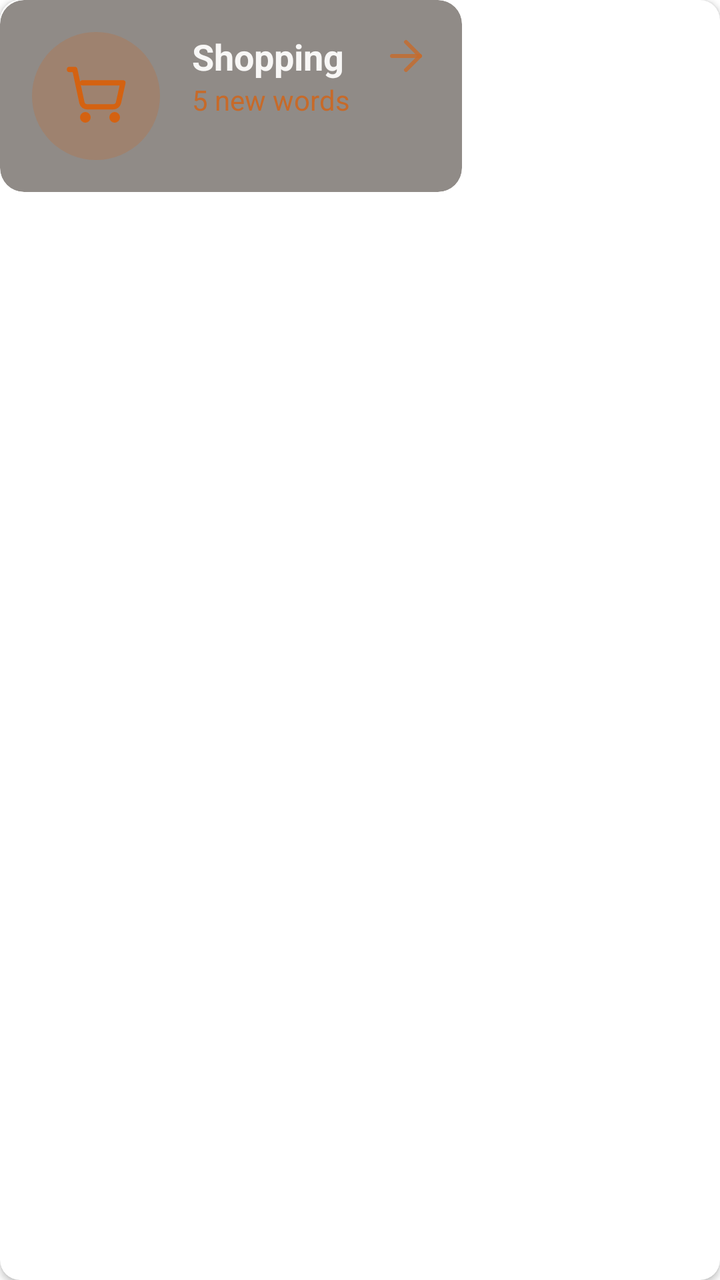
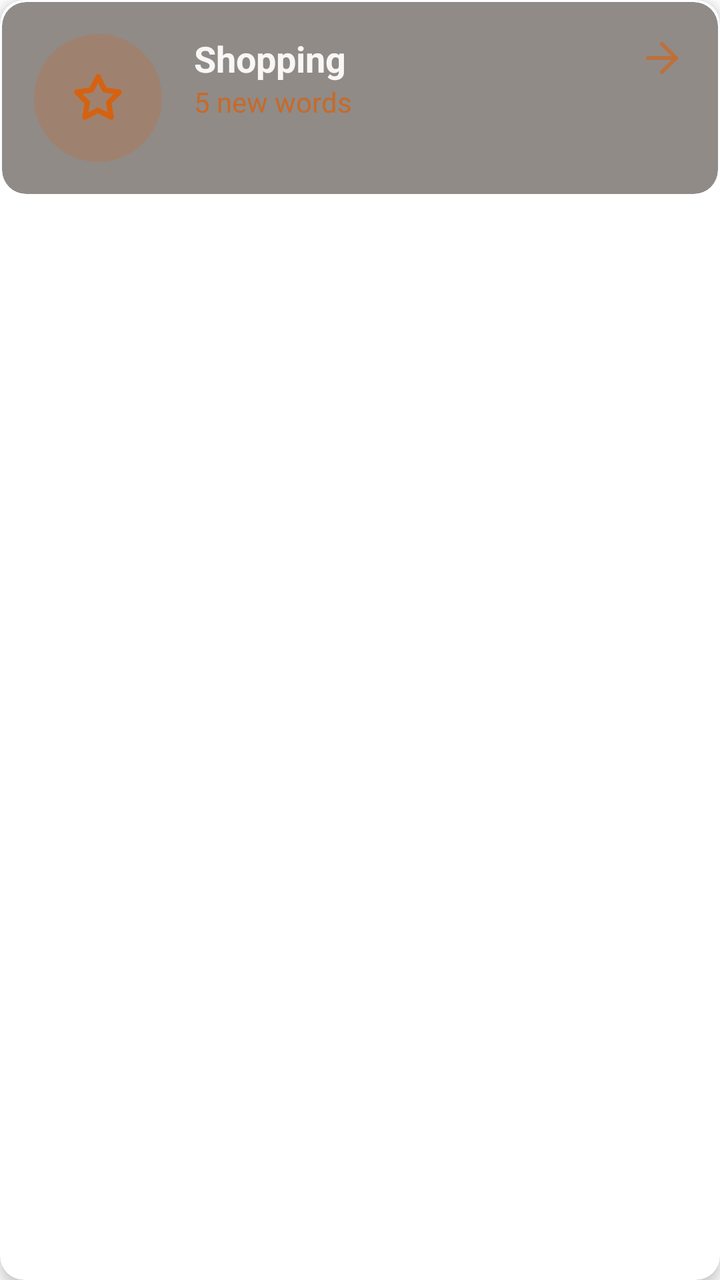

Compare the two renders of this Android layout. The source of the first and the diff that turns it into the second are given below.
<!-- AndroidManifest.xml: application theme Theme.RukigaApp -->
<!-- res/layout/lesson_item.xml -->
<?xml version="1.0" encoding="utf-8"?>
<androidx.cardview.widget.CardView xmlns:android="http://schemas.android.com/apk/res/android"
    xmlns:app="http://schemas.android.com/apk/res-auto"
    xmlns:tools="http://schemas.android.com/tools"
    android:layout_width="wrap_content"
    android:layout_height="wrap_content"
    android:layout_marginStart="2dp"
    android:layout_marginTop="5dp"
    android:layout_marginEnd="2dp"
    android:layout_marginBottom="5dp"
    app:cardCornerRadius="10dp">

    <androidx.constraintlayout.widget.ConstraintLayout
        android:layout_width="wrap_content"
        android:layout_height="wrap_content">
<androidx.cardview.widget.CardView
    android:layout_width="match_parent"
    android:layout_height="wrap_content"
    app:cardBackgroundColor="@color/background_light_50"
    app:cardCornerRadius="12dp"
    app:cardElevation="0dp"
    app:layout_constraintBottom_toBottomOf="parent"
    app:layout_constraintEnd_toEndOf="parent"
    app:layout_constraintStart_toStartOf="parent"
    app:layout_constraintTop_toTopOf="parent"
    app:strokeColor="@color/border_primary_20"
    app:strokeWidth="1dp">

    <LinearLayout
        android:layout_width="match_parent"
        android:layout_height="wrap_content"
        android:orientation="horizontal"
        android:padding="16dp">

        <LinearLayout
            android:layout_width="64dp"
            android:layout_height="64dp"
            android:background="@drawable/bg_circle_primary_20"
            android:gravity="center">

            <ImageView
                android:layout_width="32dp"
                android:layout_height="32dp"
                android:src="@drawable/ic_shopping_cart"
                app:tint="@color/colorPrimary" />
        </LinearLayout>

        <LinearLayout
            android:layout_width="0dp"
            android:layout_height="wrap_content"
            android:layout_weight="1"
            android:orientation="vertical"
            android:paddingStart="16dp"
            android:paddingEnd="16dp">

            <TextView
                android:layout_width="wrap_content"
                android:layout_height="wrap_content"
                android:text="Shopping"
                android:textColor="@color/text_primary_dark"
                android:textSize="18sp"
                android:textStyle="bold" />

            <TextView
                android:layout_width="wrap_content"
                android:layout_height="wrap_content"
                android:text="5 new words"
                android:textColor="@color/primary_80"
                android:textSize="14sp" />
        </LinearLayout>

        <ImageButton
            android:layout_width="wrap_content"
            android:layout_height="wrap_content"
            android:background="?attr/selectableItemBackgroundBorderless"
            android:src="@drawable/ic_arrow_right"
            app:tint="@color/primary_80" />
    </LinearLayout>
</androidx.cardview.widget.CardView>
    </androidx.constraintlayout.widget.ConstraintLayout>
</androidx.cardview.widget.CardView>
<!-- resources referenced by this layout -->
<resources>
  <color name="background_light_50">#80221810</color>
  <color name="border_primary_20">#33d46211</color>
  <color name="colorPrimary">#d46211</color>
  <color name="primary_80">#ccd46211</color>
  <color name="text_primary_dark">#f8f7f6</color>
  <!-- drawable bg_circle_primary_20 (drawable) -->
  <?xml version="1.0" encoding="utf-8"?>
  <shape xmlns:android="http://schemas.android.com/apk/res/android"
  android:shape="oval">
  <solid android:color="@color/primary_20" />
  </shape>
  <!-- drawable ic_arrow_right (drawable) -->
  <?xml version="1.0" encoding="utf-8"?>
  <vector xmlns:android="http://schemas.android.com/apk/res/android"
  android:width="24dp"
  android:height="24dp"
  android:viewportWidth="24"
  android:viewportHeight="24">
  <path
      android:pathData="M5,12L19,12"
      android:strokeWidth="2"
      android:fillColor="#00000000"
      android:strokeColor="@color/primary_80"
      android:strokeLineCap="round"
      android:strokeLineJoin="round"/>
  <path
      android:pathData="M12,5L19,12L12,19"
      android:strokeWidth="2"
      android:fillColor="#00000000"
      android:strokeColor="@color/primary_80"
      android:strokeLineCap="round"
      android:strokeLineJoin="round"/>
  </vector>
  <!-- drawable ic_shopping_cart (drawable) -->
  <?xml version="1.0" encoding="utf-8"?>
  <vector xmlns:android="http://schemas.android.com/apk/res/android"
  android:width="32dp"
  android:height="32dp"
  android:viewportWidth="24"
  android:viewportHeight="24">
  <path
      android:pathData="M8,21a1,1 0,1 0,0 -2,1 1,0 0,0 0,2z"
      android:strokeWidth="2"
      android:fillColor="#00000000"
      android:strokeColor="@color/colorPrimary"
      android:strokeLineCap="round"
      android:strokeLineJoin="round"/>
  <path
      android:pathData="M19,21a1,1 0,1 0,0 -2,1 1,0 0,0 0,2z"
      android:strokeWidth="2"
      android:fillColor="#00000000"
      android:strokeColor="@color/colorPrimary"
      android:strokeLineCap="round"
      android:strokeLineJoin="round"/>
  <path
      android:pathData="M2.05,2.05h2l2.66,12.42a2,2 0,0 0,2 1.58h9.78a2,2 0,0 0,1.95 -1.57l1.65,-7.43h-15.1"
      android:strokeWidth="2"
      android:fillColor="#00000000"
      android:strokeColor="@color/colorPrimary"
      android:strokeLineCap="round"
      android:strokeLineJoin="round"/>
  </vector>
  <style name="Theme.RukigaApp" parent="Theme.MaterialComponents.DayNight.DarkActionBar">
          
          <item name="colorPrimary">@color/brown</item>
          <item name="colorPrimaryVariant">@color/brown</item>
          <item name="colorOnPrimary">@color/white</item>
          
          <item name="colorSecondary">@color/light_brown</item>
          <item name="colorSecondaryVariant">@color/light_brown</item>
          <item name="colorOnSecondary">@color/black</item>
          
          <item name="android:statusBarColor">@color/brown</item>
          
      </style>
  <color name="primary_20">#33d46211</color>
  <color name="brown">#833A0E</color>
  <color name="white">#FFFFFFFF</color>
  <color name="light_brown">#C48C7468</color>
  <color name="black">#FF000000</color>
</resources>

<!-- the commit's change to res/layout/lesson_item.xml (unified diff, before → after) -->
@@ -1,18 +1,17 @@
 <?xml version="1.0" encoding="utf-8"?>
 <androidx.cardview.widget.CardView xmlns:android="http://schemas.android.com/apk/res/android"
     xmlns:app="http://schemas.android.com/apk/res-auto"
-    xmlns:tools="http://schemas.android.com/tools"
-    android:layout_width="wrap_content"
+    android:id="@+id/lessonCard"
+    android:layout_width="match_parent"
     android:layout_height="wrap_content"
-    android:layout_marginStart="2dp"
-    android:layout_marginTop="5dp"
-    android:layout_marginEnd="2dp"
-    android:layout_marginBottom="5dp"
-    app:cardCornerRadius="10dp">
+    android:layout_margin="8dp"
+    app:cardCornerRadius="12dp"
+    app:cardElevation="4dp">
 
     <androidx.constraintlayout.widget.ConstraintLayout
-        android:layout_width="wrap_content"
-        android:layout_height="wrap_content">
+        android:layout_width="match_parent"
+        android:layout_height="wrap_content"
+        android:padding="1dp">
 <androidx.cardview.widget.CardView
     android:layout_width="match_parent"
     android:layout_height="wrap_content"
@@ -39,9 +38,10 @@
             android:gravity="center">
 
             <ImageView
+                android:id="@+id/lessonIcon"
                 android:layout_width="32dp"
                 android:layout_height="32dp"
-                android:src="@drawable/ic_shopping_cart"
+                android:src="@drawable/ic_star"
                 app:tint="@color/colorPrimary" />
         </LinearLayout>
 
@@ -54,6 +54,7 @@
             android:paddingEnd="16dp">
 
             <TextView
+                android:id="@+id/lessonTitle"
                 android:layout_width="wrap_content"
                 android:layout_height="wrap_content"
                 android:text="Shopping"
@@ -62,6 +63,7 @@
                 android:textStyle="bold" />
 
             <TextView
+                android:id="@+id/lessonDescription"
                 android:layout_width="wrap_content"
                 android:layout_height="wrap_content"
                 android:text="5 new words"
<!-- resource entries referenced after the edit -->
@@ -33,34 +33,15 @@
       android:strokeLineCap="round"
       android:strokeLineJoin="round"/>
   </vector>
-  <!-- drawable ic_shopping_cart (drawable) -->
-  <?xml version="1.0" encoding="utf-8"?>
+  <!-- drawable ic_star (drawable) -->
   <vector xmlns:android="http://schemas.android.com/apk/res/android"
-  android:width="32dp"
-  android:height="32dp"
-  android:viewportWidth="24"
-  android:viewportHeight="24">
-  <path
-      android:pathData="M8,21a1,1 0,1 0,0 -2,1 1,0 0,0 0,2z"
-      android:strokeWidth="2"
-      android:fillColor="#00000000"
-      android:strokeColor="@color/colorPrimary"
-      android:strokeLineCap="round"
-      android:strokeLineJoin="round"/>
-  <path
-      android:pathData="M19,21a1,1 0,1 0,0 -2,1 1,0 0,0 0,2z"
-      android:strokeWidth="2"
-      android:fillColor="#00000000"
-      android:strokeColor="@color/colorPrimary"
-      android:strokeLineCap="round"
-      android:strokeLineJoin="round"/>
-  <path
-      android:pathData="M2.05,2.05h2l2.66,12.42a2,2 0,0 0,2 1.58h9.78a2,2 0,0 0,1.95 -1.57l1.65,-7.43h-15.1"
-      android:strokeWidth="2"
-      android:fillColor="#00000000"
-      android:strokeColor="@color/colorPrimary"
-      android:strokeLineCap="round"
-      android:strokeLineJoin="round"/>
+      android:width="800dp"
+      android:height="800dp"
+      android:viewportWidth="24"
+      android:viewportHeight="24">
+    <path
+        android:pathData="M16.948,20.2a1,1 0,0 1,-0.465 -0.115l-4.472,-2.352 -4.471,2.348a1,1 0,0 1,-1.451 -1.054l0.854,-4.979 -3.619,-3.527a1,1 0,0 1,0.554 -1.706l5,-0.727 2.237,-4.531A1,1 0,0 1,12.011 3a1,1 0,0 1,0.9 0.558l2.236,4.53 5,0.727a1,1 0,0 1,0.554 1.706l-3.621,3.526 0.854,4.98a1,1 0,0 1,-0.986 1.173zM6.171,10.5l2.544,2.479a1,1 0,0 1,0.285 0.888l-0.6,3.5 3.144,-1.653a0.993,0.993 0,0 1,0.931 0l3.144,1.653 -0.6,-3.5a1,1 0,0 1,0.288 -0.885l2.544,-2.482 -3.515,-0.511a1,1 0,0 1,-0.752 -0.547l-1.573,-3.183 -1.573,3.186a1,1 0,0 1,-0.752 0.547z"
+        android:fillColor="@color/colorPrimary"/>
   </vector>
   <style name="Theme.RukigaApp" parent="Theme.MaterialComponents.DayNight.DarkActionBar">
           
